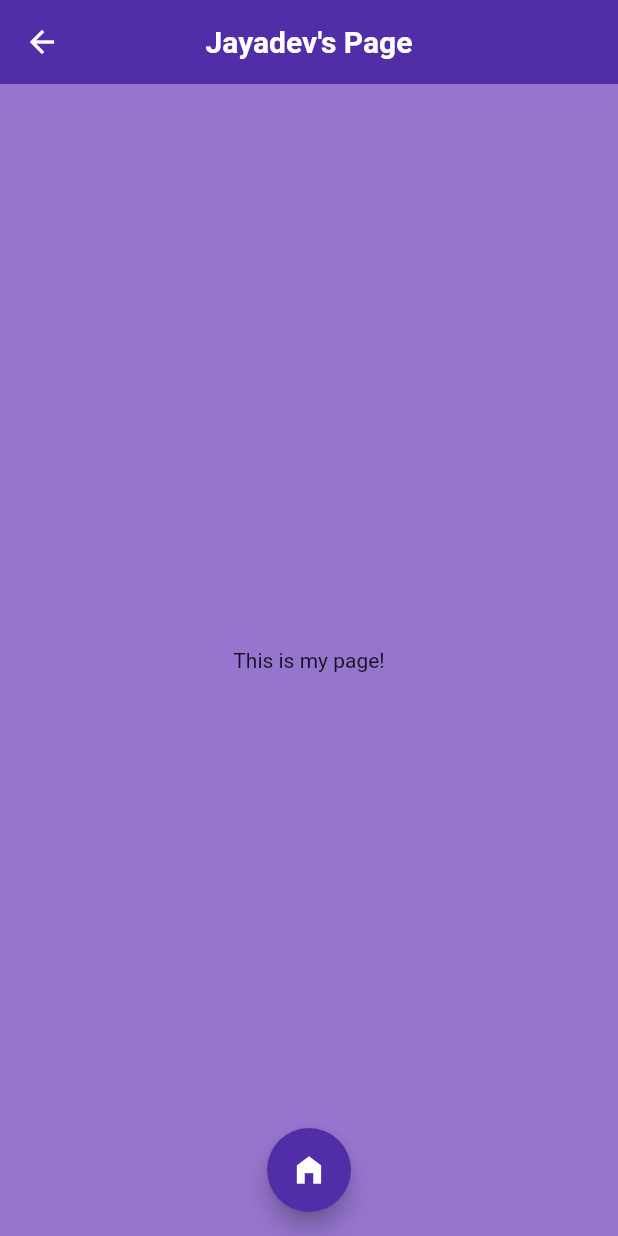
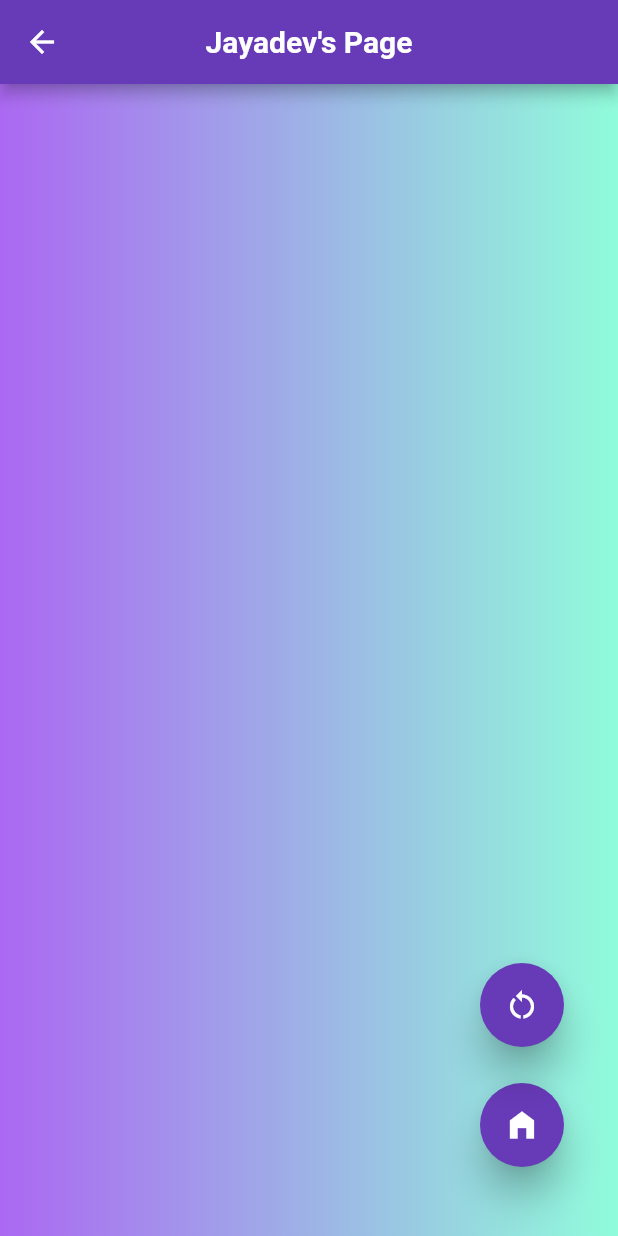
Before and after one commit to jydv402/New-project, a Flutter app: the Secondpage screen opened directly, on a phone screen of 412 x 824 dp. Run offline on Flutter 3.47's test engine with Material 2 defaults, Android fonts, the phone set to English and light mode, and no system bars; our stand-ins replace lottie.

Commit message:
Added random Gradient background

```diff
--- a/collab_flutter_project/lib/two.dart
+++ b/collab_flutter_project/lib/two.dart
@@ -1,35 +1,73 @@
 import 'package:flutter/material.dart';
+import 'dart:math';
 
-class Secondpage extends StatelessWidget {
+class Secondpage extends StatefulWidget {
   const Secondpage({super.key});
 
   @override
+  State<Secondpage> createState() => _SecondpageState();
+}
+
+class _SecondpageState extends State<Secondpage> {
+  Random r = Random();
+
+  int clrA = 0xffab68f2;
+  int clrB = 0xff90fcda;
+  int val = 0;
+  @override
   Widget build(BuildContext context) {
     return Scaffold(
-      backgroundColor: Colors.deepPurple[300],
         appBar: AppBar(
-        backgroundColor: Colors.deepPurple[700],
+          backgroundColor: Colors.deepPurple[500],
           title: const Text("Jayadev's Page"),
           centerTitle: true,
-        elevation: 0,
           titleTextStyle: const TextStyle(
             fontSize: 20,
             fontWeight: FontWeight.bold,
             color: Colors.white,
           ),
         ),
-      body: const Center(
-        child: Text("This is my page!"),
+        body: Container(
+          decoration: BoxDecoration(
+              gradient: LinearGradient(colors: [Color(clrA), Color(clrB)])),
         ),
-      floatingActionButton: FloatingActionButton(
+        floatingActionButton: Stack(
+          fit: StackFit.expand,
+          children: [
+            Positioned(
+              right: 20,
+              bottom: 30,
+              child: FloatingActionButton(
+                elevation: 10,
                 onPressed: () {
                   Navigator.pop(context, "Returned from Jayadev's Page");
                 },
-        backgroundColor: Colors.deepPurple[700],
+                backgroundColor: Colors.deepPurple[500],
                 hoverColor: Colors.red,
-        child: const Icon(Icons.home_filled),
+                child: const Icon(
+                  Icons.home_filled,
                 ),
-      floatingActionButtonLocation: FloatingActionButtonLocation.centerFloat,
-    );
+              ),
+            ),
+            Positioned(
+              right: 20,
+              bottom: 110,
+              child: FloatingActionButton(
+                elevation: 10,
+                onPressed: () {
+                  setState(() {
+                    clrA = r.nextInt(0xffffffff);
+                    clrB = r.nextInt(0xffffffff);
+                  });
+                },
+                backgroundColor: Colors.deepPurple[500],
+                hoverColor: Colors.green[400],
+                child: const Icon(
+                  Icons.restart_alt_sharp,
+                ),
+              ),
+            )
+          ],
+        ));
   }
 }
```
Lines whose indentation alone changed are shown as unchanged.
